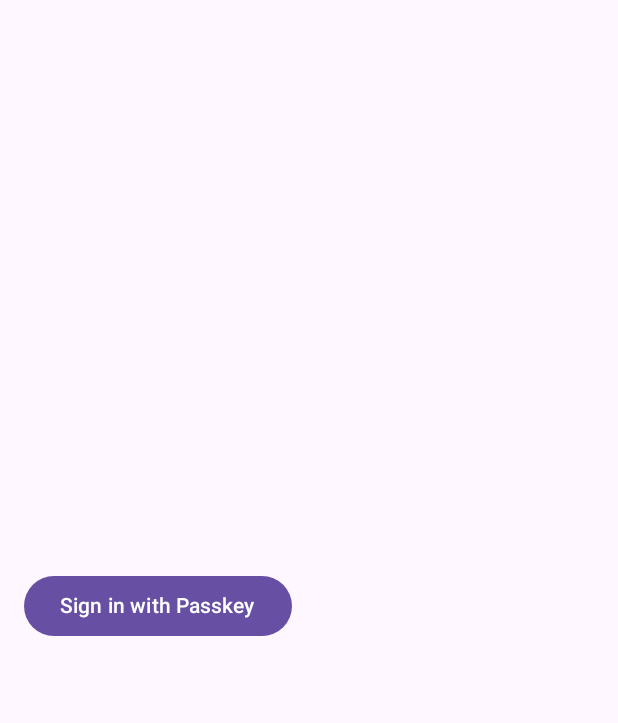
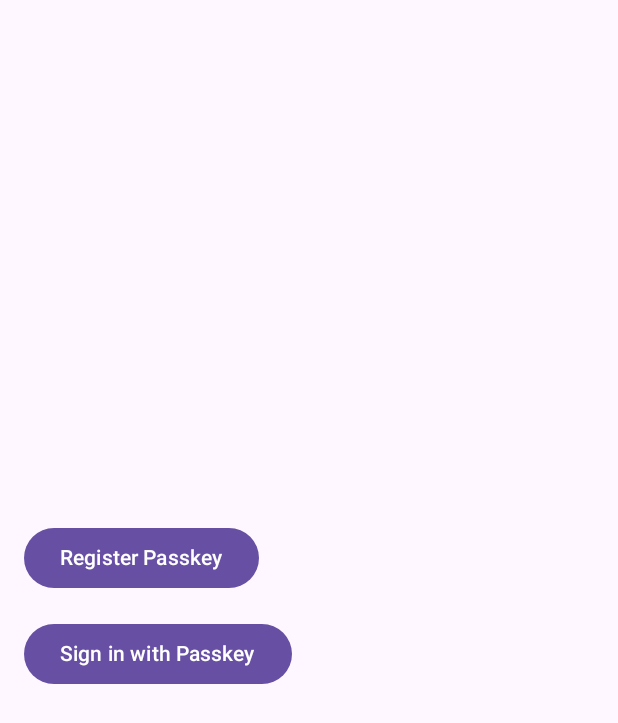
Before and after one commit to tigerlily777/PasskeyDemo, an Android app built with Jetpack Compose: the @Preview function PreviewPasskeyScreen, on a phone screen of 412 x 824 dp. Shown: the top 723 px of the screen. Run offline under Robolectric (Android 15) with nearby library versions, the phone set to English and light mode, and no system bars; our stand-ins replace Dagger/Hilt's generated code.

Commit message:
Add register passkey button on UI

```diff
--- a/app/src/main/java/com/example/passkeydemo/ui/compose/PasskeyScreen.kt
+++ b/app/src/main/java/com/example/passkeydemo/ui/compose/PasskeyScreen.kt
@@ -37,9 +37,19 @@ fun PasskeyScreen(viewModel: PasskeyViewModel) {
                 .padding(16.dp),
             verticalArrangement = Arrangement.Center
         ) {
-            val context = LocalContext.current
+            val currentContext = LocalContext.current
             Button(
-                onClick = { viewModel.signInWithPasskey(context = context) },
+                onClick = {
+                    viewModel.registerPasskey(currentContext)
+                },
+                enabled = !uiState.value.isLoading
+            ) {
+                Text(if (uiState.value.isLoading) "Loading..." else "Register Passkey")
+            }
+
+            Spacer(modifier = Modifier.height(16.dp))
+            Button(
+                onClick = { viewModel.signInWithPasskey(context = currentContext) },
                 enabled = !uiState.value.isLoading
             ) {
                 if (uiState.value.isLoading) {
@@ -53,7 +63,6 @@ fun PasskeyScreen(viewModel: PasskeyViewModel) {
         }
     }
 
-    // ✨ 如果 uiState 的 message 有变化，就弹出 snackbar
     LaunchedEffect(uiState.value.message) {
         uiState.value.message?.let { message ->
             snackbarHostState.showSnackbar(message)
```
